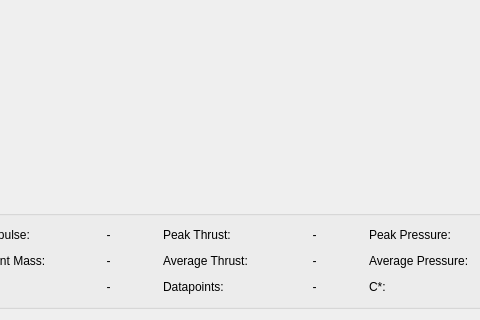
Above: ui/views/forms/ResultsWidget.ui from reilleya/RMTS-Software before the change; both pictures show x 530 to 1010 and y 480 to 800 of the 1123 by 800 pixel window. Below: the same form after it.
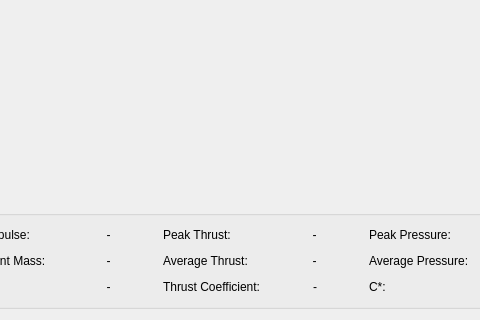
That is the form after the change. Custom widgets are drawn as their Qt base class.

Commit message: Show thrust coefficient instead of number of data points

```diff
--- a/ui/views/forms/ResultsWidget.ui
+++ b/ui/views/forms/ResultsWidget.ui
@@ -535,7 +535,7 @@
           <item>
            <widget class="QLabel" name="labelDatapointsText">
             <property name="text">
-             <string>Datapoints:</string>
+             <string>Thrust Coefficient:</string>
             </property>
            </widget>
           </item>
```
Left out of the diff: 6 changed lines with no effect on the pictures. The commit also changes 2 other files.
